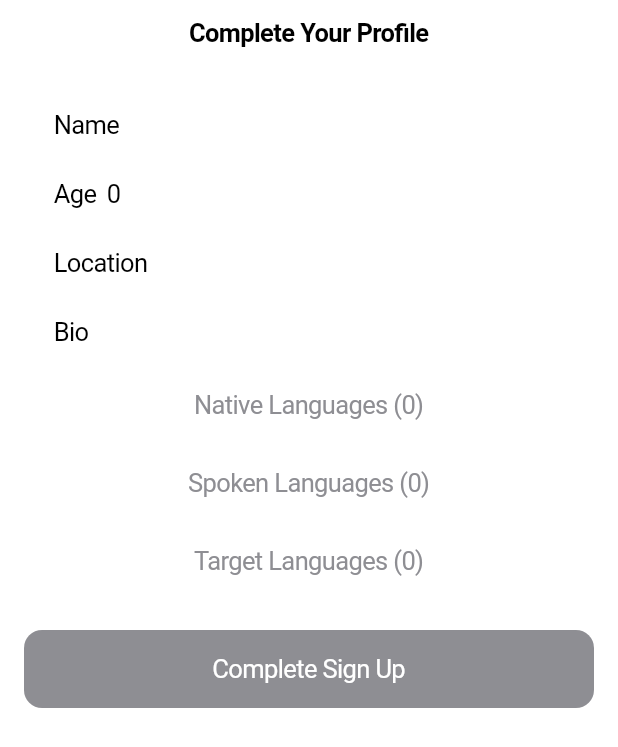
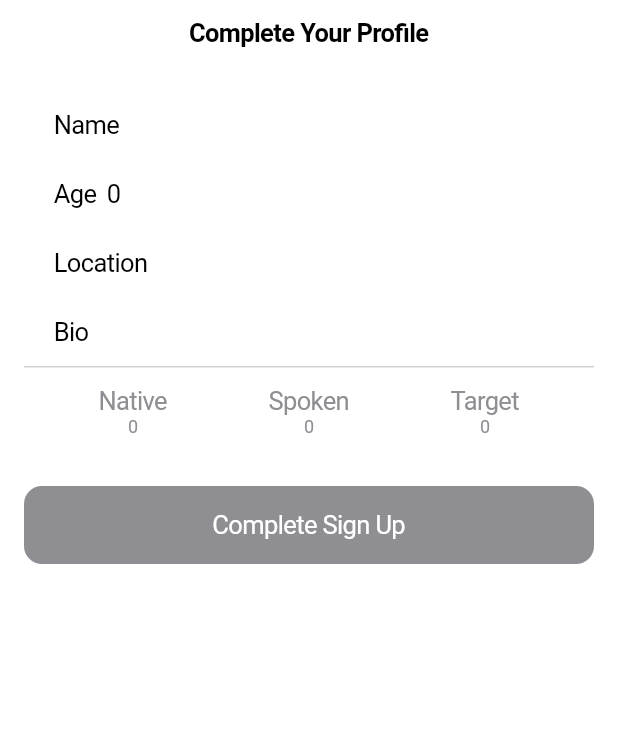
Before and after one commit to NikKowPHP/lessaylearn, a Flutter app: the screen it shows once a user with an empty profile is signed in, on a phone screen of 412 x 824 dp. Shown: the top 747 px of the screen. Run offline on Flutter 3.47's test engine with Material 3 defaults, Android fonts, the phone set to English and light mode, and no system bars; our stand-ins replace csv, equatable, file_picker, firebase_auth, firebase_core, fl_chart and 7 more; missing offline and left inert: just_the_tooltip, translator, word_cloud; accounts and stored records are empty.

Commit message:
refactor: Modify langauge buttons

```diff
--- a/lib/core/auth/presentation/sign_up_forms.dart
+++ b/lib/core/auth/presentation/sign_up_forms.dart
@@ -8,7 +8,8 @@ import 'package:lessay_learn/features/chat/models/user_model.dart';
 class SignUpFormsScreen extends ConsumerStatefulWidget {
   final UserModel initialUser;
 
-  const SignUpFormsScreen({Key? key, required this.initialUser}) : super(key: key);
+  const SignUpFormsScreen({Key? key, required this.initialUser})
+      : super(key: key);
 
   @override
   _SignUpFormsScreenState createState() => _SignUpFormsScreenState();
@@ -30,7 +31,8 @@ class _SignUpFormsScreenState extends ConsumerState<SignUpFormsScreen> {
     }
   }
 
-  void _showLanguageSelector(String title, List<String> selectedLanguages, Function(List<String>) onSelect) {
+  void _showLanguageSelector(String title, List<String> selectedLanguages,
+      Function(List<String>) onSelect) {
     showCupertinoModalPopup(
       context: context,
       builder: (BuildContext context) {
@@ -59,14 +61,17 @@ class _SignUpFormsScreenState extends ConsumerState<SignUpFormsScreen> {
                 prefix: const Text('Name'),
                 initialValue: _user.name,
                 onChanged: (value) => _user = _user.copyWith(name: value),
-                validator: (value) => value!.isEmpty ? 'Name is required' : null,
+                validator: (value) =>
+                    value!.isEmpty ? 'Name is required' : null,
               ),
               CupertinoTextFormFieldRow(
                 prefix: const Text('Age'),
                 initialValue: _user.age.toString(),
                 keyboardType: TextInputType.number,
-                onChanged: (value) => _user = _user.copyWith(age: int.tryParse(value) ?? 0),
-                validator: (value) => int.tryParse(value!) == null ? 'Invalid age' : null,
+                onChanged: (value) =>
+                    _user = _user.copyWith(age: int.tryParse(value) ?? 0),
+                validator: (value) =>
+                    int.tryParse(value!) == null ? 'Invalid age' : null,
               ),
               CupertinoTextFormFieldRow(
                 prefix: const Text('Location'),
@@ -78,30 +83,7 @@ class _SignUpFormsScreenState extends ConsumerState<SignUpFormsScreen> {
                 initialValue: _user.bio,
                 onChanged: (value) => _user = _user.copyWith(bio: value),
               ),
-              CupertinoButton(
-                child: Text('Native Languages (${_user.sourceLanguageIds.length})'),
-                onPressed: () => _showLanguageSelector(
-                  'Select Native Languages',
-                  _user.sourceLanguageIds,
-                  (languages) => setState(() => _user = _user.copyWith(sourceLanguageIds: languages)),
-                ),
-              ),
-              CupertinoButton(
-                child: Text('Spoken Languages (${_user.spokenLanguageIds.length})'),
-                onPressed: () => _showLanguageSelector(
-                  'Select Spoken Languages',
-                  _user.spokenLanguageIds,
-                  (languages) => setState(() => _user = _user.copyWith(spokenLanguageIds: languages)),
-                ),
-              ),
-              CupertinoButton(
-                child: Text('Target Languages (${_user.targetLanguageIds.length})'),
-                onPressed: () => _showLanguageSelector(
-                  'Select Target Languages',
-                  _user.targetLanguageIds,
-                  (languages) => setState(() => _user = _user.copyWith(targetLanguageIds: languages)),
-                ),
-              ),
+              _buildLanguageBottomBar(),
               const SizedBox(height: 20),
               CupertinoButton.filled(
                 child: const Text('Complete Sign Up'),
@@ -110,6 +92,53 @@ class _SignUpFormsScreenState extends ConsumerState<SignUpFormsScreen> {
             ],
           ),
         ),
+      ),
+    );
+  }
+
+  Widget _buildLanguageBottomBar() {
+    return Container(
+      height: 60,
+      padding: EdgeInsets.symmetric(horizontal: 16),
+      decoration: BoxDecoration(
+        color: CupertinoColors.systemBackground,
+        border: Border(top: BorderSide(color: CupertinoColors.systemGrey4)),
+      ),
+      child: Row(
+        mainAxisAlignment: MainAxisAlignment.spaceAround,
+        children: [
+          _buildLanguageButton('Native', _user.sourceLanguageIds),
+          _buildLanguageButton('Spoken', _user.spokenLanguageIds),
+          _buildLanguageButton('Target', _user.targetLanguageIds),
+        ],
+      ),
+    );
+  }
+
+  Widget _buildLanguageButton(String title, List<String> languageIds) {
+    return CupertinoButton(
+      padding: EdgeInsets.zero,
+      child: Column(
+        mainAxisSize: MainAxisSize.min,
+        children: [
+          Text(title),
+          Text('${languageIds.length}',
+              style:
+                  TextStyle(fontSize: 12, color: CupertinoColors.systemGrey)),
+        ],
+      ),
+      onPressed: () => _showLanguageSelector(
+        'Select $title Languages',
+        languageIds,
+        (languages) => setState(() {
+          if (title == 'Native') {
+            _user = _user.copyWith(sourceLanguageIds: languages);
+          } else if (title == 'Spoken') {
+            _user = _user.copyWith(spokenLanguageIds: languages);
+          } else if (title == 'Target') {
+            _user = _user.copyWith(targetLanguageIds: languages);
+          }
+        }),
       ),
     );
   }
@@ -138,7 +167,8 @@ class LanguageSelectorSheet extends ConsumerWidget {
         children: [
           Padding(
             padding: const EdgeInsets.all(8.0),
-            child: Text(title, style: CupertinoTheme.of(context).textTheme.navTitleTextStyle),
+            child: Text(title,
+                style: CupertinoTheme.of(context).textTheme.navTitleTextStyle),
           ),
           Expanded(
             child: allLanguagesAsyncValue.when(
@@ -150,7 +180,8 @@ class LanguageSelectorSheet extends ConsumerWidget {
                     final isSelected = selectedLanguages.contains(language.id);
                     return CupertinoButton(
                       onPressed: () {
-                        final updatedSelection = List<String>.from(selectedLanguages);
+                        final updatedSelection =
+                            List<String>.from(selectedLanguages);
                         if (isSelected) {
                           updatedSelection.remove(language.id);
                         } else {
@@ -162,7 +193,9 @@ class LanguageSelectorSheet extends ConsumerWidget {
                         children: [
                           Text('${language.emoji} ${language.name}'),
                           const Spacer(),
-                          if (isSelected) const Icon(CupertinoIcons.check_mark, color: CupertinoColors.activeBlue),
+                          if (isSelected)
+                            const Icon(CupertinoIcons.check_mark,
+                                color: CupertinoColors.activeBlue),
                         ],
                       ),
                     );
```
